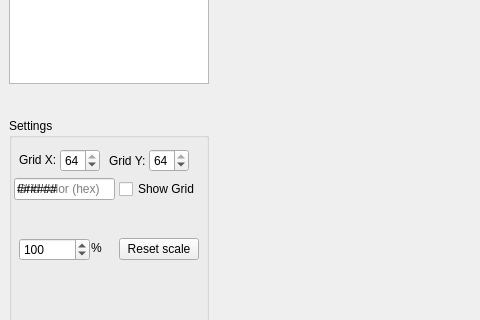
The window that editor/main_window.ui (Malekblubb/revenge_of_the_pixel_cat) describes before a commit, drawn with Qt 5; both pictures show x 0 to 480 and y 298 to 618 of the 1336 by 720 pixel window.
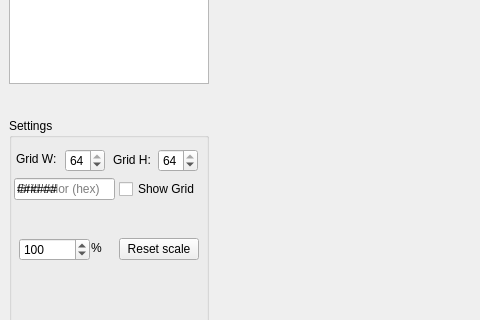
The same window after the commit. Custom widgets are drawn as their Qt base class.

Commit message: X -> W, Y -> H

```diff
--- a/editor/main_window.ui
+++ b/editor/main_window.ui
@@ -147,7 +147,7 @@
     <widget class="QSpinBox" name="sb_grid_x">
      <property name="geometry">
       <rect>
-       <x>51</x>
+       <x>56</x>
        <y>31</y>
        <width>40</width>
        <height>23</height>
@@ -169,7 +169,7 @@
     <widget class="QSpinBox" name="sb_grid_y">
      <property name="geometry">
       <rect>
-       <x>140</x>
+       <x>149</x>
        <y>31</y>
        <width>40</width>
        <height>23</height>
@@ -191,27 +191,27 @@
     <widget class="QLabel" name="label_3">
      <property name="geometry">
       <rect>
-       <x>100</x>
-       <y>32</y>
-       <width>38</width>
-       <height>21</height>
+       <x>104</x>
+       <y>35</y>
+       <width>41</width>
+       <height>14</height>
       </rect>
      </property>
      <property name="text">
-      <string>Grid Y:</string>
+      <string>Grid H:</string>
      </property>
     </widget>
     <widget class="QLabel" name="label_4">
      <property name="geometry">
       <rect>
-       <x>10</x>
-       <y>31</y>
-       <width>38</width>
-       <height>21</height>
+       <x>7</x>
+       <y>34</y>
+       <width>44</width>
+       <height>14</height>
       </rect>
      </property>
      <property name="text">
-      <string>Grid X:</string>
+      <string>Grid W:</string>
      </property>
     </widget>
     <widget class="QLineEdit" name="le_gridcolor">
```
